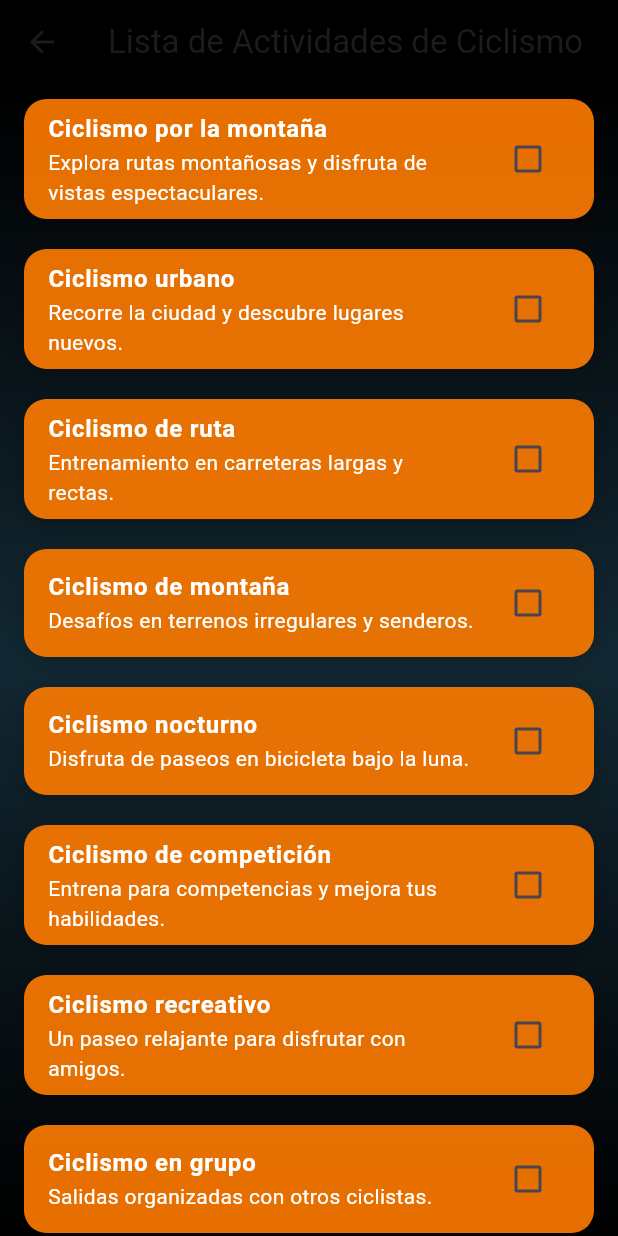
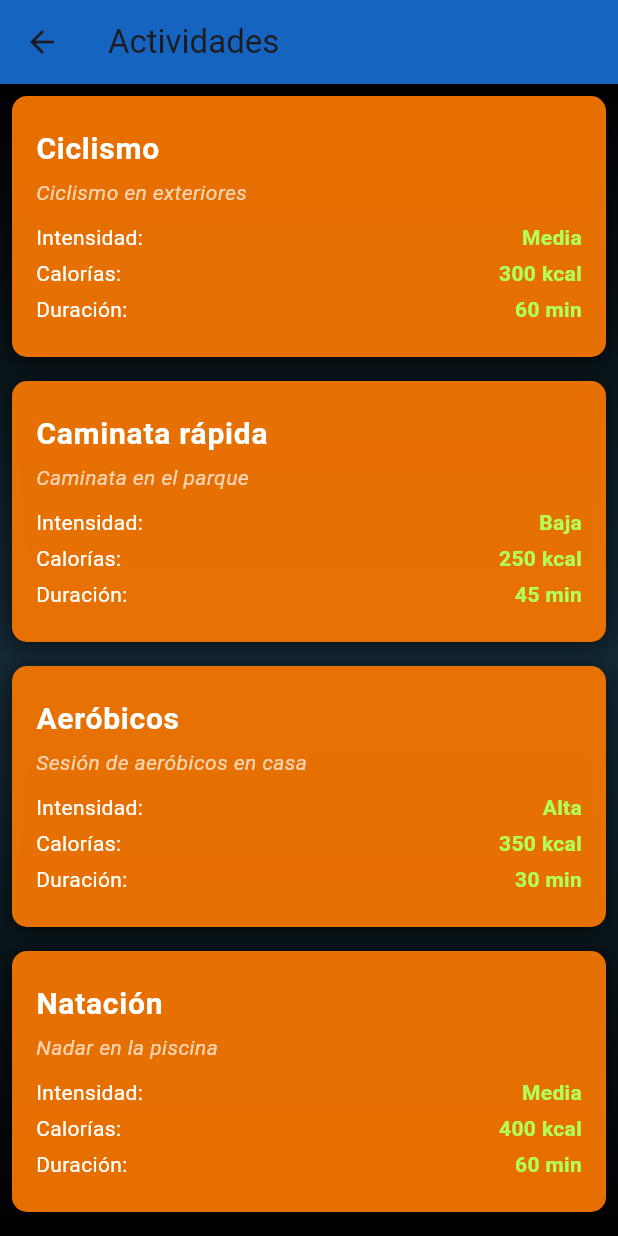
Before and after one commit to BrenRubio/hyperfit, a Flutter app: the PlanPeso screen opened directly, after a tap on "Ciclismo", on a phone screen of 412 x 824 dp. Run offline on Flutter 3.47's test engine with Material 3 defaults, Android fonts, the phone set to English and light mode, and no system bars; our stand-ins replace cloud_firestore, firebase_auth, firebase_core, google_sign_in; accounts and stored records are empty.

Commit message:
estilos subactividades y temporizador

```diff
--- a/lib/paginas/peso_act/ciclismo.dart
+++ b/lib/paginas/peso_act/ciclismo.dart
@@ -1,4 +1,5 @@
 import 'package:flutter/material.dart';
+import 'dart:async';
 
 void main() {
   runApp(MyApp());
@@ -8,206 +9,288 @@ class MyApp extends StatelessWidget {
   @override
   Widget build(BuildContext context) {
     return MaterialApp(
-      home: Ciclismo(),
+      title: 'Fitness App',
+      theme: ThemeData(
+        primarySwatch: Colors.blue,
+      ),
+      home: ActividadesScreen(),
     );
   }
 }
 
-class Ciclismo extends StatefulWidget {
-  @override
-  _CiclismoState createState() => _CiclismoState();
+class Actividad {
+  String nombre;
+  String descripcion;
+  int duracion; // en minutos
+  String intensidad;
+  int calorias; // calorías quemadas
+
+  Actividad(this.nombre, this.descripcion, this.duracion, this.intensidad,
+      this.calorias);
 }
 
-class _CiclismoState extends State<Ciclismo> {
-  // Lista de actividades con títulos y descripciones únicas
-  final List<Activity> activities = [
-    Activity(
-        title: 'Ciclismo por la montaña',
-        description:
-            'Explora rutas montañosas y disfruta de vistas espectaculares.'),
-    Activity(
-        title: 'Ciclismo urbano',
-        description: 'Recorre la ciudad y descubre lugares nuevos.'),
-    Activity(
-        title: 'Ciclismo de ruta',
-        description: 'Entrenamiento en carreteras largas y rectas.'),
-    Activity(
-        title: 'Ciclismo de montaña',
-        description: 'Desafíos en terrenos irregulares y senderos.'),
-    Activity(
-        title: 'Ciclismo nocturno',
-        description: 'Disfruta de paseos en bicicleta bajo la luna.'),
-    Activity(
-        title: 'Ciclismo de competición',
-        description: 'Entrena para competencias y mejora tus habilidades.'),
-    Activity(
-        title: 'Ciclismo recreativo',
-        description: 'Un paseo relajante para disfrutar con amigos.'),
-    Activity(
-        title: 'Ciclismo en grupo',
-        description: 'Salidas organizadas con otros ciclistas.'),
-    Activity(
-        title: 'Ciclismo en familia',
-        description: 'Paseos en bicicleta para toda la familia.'),
-    Activity(
-        title: 'Ciclismo de larga distancia',
-        description: 'Desafía tus límites con rutas largas.'),
-    Activity(
-        title: 'Ciclismo de velocidad',
-        description: 'Mejora tus tiempos en distancias cortas.'),
-    Activity(
-        title: 'Ciclismo en senderos',
-        description: 'Explora caminos naturales y escénicos.'),
-    Activity(
-        title: 'Ciclismo por la costa',
-        description: 'Disfruta de vistas al mar mientras pedaleas.'),
-    Activity(
-        title: 'Ciclismo en el parque',
-        description: 'Relájate y pedalea en un ambiente tranquilo.'),
-    Activity(
-        title: 'Ciclismo con amigos',
-        description: 'Diviértete mientras haces ejercicio en buena compañía.'),
-    Activity(
-        title: 'Ciclismo por la naturaleza',
-        description: 'Conéctate con la naturaleza mientras pedaleas.'),
-    Activity(
-        title: 'Ciclismo en el campo',
-        description: 'Explora caminos rurales y paisajes hermosos.'),
-    Activity(
-        title: 'Ciclismo en caminos de tierra',
-        description: 'Desafía tu habilidad en terrenos de tierra.'),
-    Activity(
-        title: 'Ciclismo de montaña extremo',
-        description: 'Para los aventureros que buscan retos extremos.'),
-    Activity(
-        title: 'Ciclismo para principiantes',
-        description: 'Una introducción suave al ciclismo.'),
-    Activity(
-        title: 'Ciclismo de downhill',
-        description: 'Descenso rápido en colinas y montañas.'),
-    Activity(
-        title: 'Ciclismo en climas fríos',
-        description:
-            'Disfruta del ciclismo en invierno con el equipo adecuado.'),
-    Activity(
-        title: 'Ciclismo con música',
-        description: 'Escucha tu música favorita mientras pedaleas.'),
-    Activity(
-        title: 'Ciclismo por senderos forestales',
-        description: 'Explora la tranquilidad de los bosques.'),
-    Activity(
-        title: 'Ciclismo en carreteras secundarias',
-        description: 'Tranquilidad en rutas menos transitadas.'),
-    Activity(
-        title: 'Ciclismo en ferias locales',
-        description: 'Visita ferias y mercados locales en bicicleta.'),
-    Activity(
-        title: 'Ciclismo por rutas históricas',
-        description: 'Recorre caminos con historia y patrimonio.'),
-    Activity(
-        title: 'Ciclismo a lo largo de ríos',
-        description: 'Disfruta de vistas panorámicas a lo largo de un río.'),
-    Activity(
-        title: 'Ciclismo de entrenamiento en intervalos',
-        description: 'Mejora tu resistencia con entrenamientos de intervalos.'),
-    Activity(
-        title: 'Ciclismo de montaña en verano',
-        description: 'Aprovecha el clima cálido para explorar senderos.'),
-    Activity(
-        title: 'Ciclismo con paradas',
-        description: 'Disfruta de paradas en lugares interesantes.'),
-    Activity(
-        title: 'Ciclismo en eventos benéficos',
-        description: 'Participa en eventos de ciclismo para una causa.'),
-    Activity(
-        title: 'Ciclismo en vacaciones',
-        description: 'Explora nuevos lugares en bicicleta durante tus viajes.'),
-    Activity(
-        title: 'Ciclismo por la noche con luces',
-        description: 'Asegúrate de ser visible mientras pedaleas de noche.'),
-    Activity(
-        title: 'Ciclismo con entrenamiento de fuerza',
-        description: 'Combina ciclismo con ejercicios de fuerza.'),
-    Activity(
-        title: 'Ciclismo de aventura',
-        description: 'Lleva tu bicicleta a nuevas aventuras y desafíos.'),
-    Activity(
-        title: 'Ciclismo en carreteras escénicas',
-        description:
-            'Disfruta de la belleza de la naturaleza mientras pedaleas.'),
+class ActividadesScreen extends StatelessWidget {
+  final List<Actividad> actividades = [
+    Actividad("Ciclismo", "Ciclismo en exteriores", 60, "Media", 300),
+    Actividad("Caminata rápida", "Caminata en el parque", 45, "Baja", 250),
+    Actividad("Aeróbicos", "Sesión de aeróbicos en casa", 30, "Alta", 350),
+    Actividad("Natación", "Nadar en la piscina", 60, "Media", 400),
   ];
 
   @override
   Widget build(BuildContext context) {
     return Scaffold(
       appBar: AppBar(
-        title: Text('Lista de Actividades de Ciclismo'),
-        backgroundColor: Colors.black,
+        title: Text('Actividades'),
+        backgroundColor: Color.fromARGB(255, 21, 101, 192), // Azul vibrante
       ),
       body: Container(
-        decoration: const BoxDecoration(
+        decoration: BoxDecoration(
           gradient: LinearGradient(
-            begin: Alignment.topCenter,
-            end: Alignment.bottomCenter,
             colors: [
               Colors.black,
               Color.fromARGB(255, 18, 40, 51),
               Colors.black,
             ],
+            begin: Alignment.topCenter,
+            end: Alignment.bottomCenter,
           ),
         ),
         child: ListView.builder(
-          itemCount: activities.length,
+          itemCount: actividades.length,
           itemBuilder: (context, index) {
-            return Container(
-              margin: const EdgeInsets.symmetric(vertical: 10, horizontal: 16),
-              decoration: BoxDecoration(
-                color: const Color.fromARGB(255, 255, 123, 0).withOpacity(0.9),
-                borderRadius: BorderRadius.circular(15),
-                boxShadow: [
-                  BoxShadow(
-                    color: Colors.black.withOpacity(0.2),
-                    blurRadius: 10,
-                    offset: const Offset(0, 4),
-                  ),
-                ],
-              ),
-              child: CheckboxListTile(
-                title: Text(
-                  activities[index].title,
-                  style: const TextStyle(
-                      fontWeight: FontWeight.bold, color: Colors.white),
-                ),
-                subtitle: Text(
-                  activities[index].description,
-                  style: const TextStyle(color: Colors.white),
-                ),
-                value: activities[index].isCompleted,
-                activeColor: Colors.green,
-                checkColor: Colors.black,
-                onChanged: (bool? value) {
-                  setState(() {
-                    activities[index].isCompleted = value ?? false;
-                  });
-                },
-              ),
-            );
+            final actividad = actividades[index];
+            return _buildCard(context, actividad);
           },
         ),
       ),
     );
   }
+
+  Widget _buildCard(BuildContext context, Actividad actividad) {
+    return Container(
+      margin:
+          EdgeInsets.all(8), // Reducir margen para hacer la tarjeta más pequeña
+      decoration: BoxDecoration(
+        color: Color.fromARGB(255, 255, 123, 0).withOpacity(0.9),
+        borderRadius: BorderRadius.circular(10),
+        boxShadow: [
+          BoxShadow(
+            color: Colors.black54,
+            offset: Offset(0, 2), // Menos sombra para un diseño más compacto
+            blurRadius: 10,
+          ),
+        ],
+      ),
+      child: ListTile(
+        contentPadding: EdgeInsets.symmetric(
+            vertical: 12, horizontal: 16), // Ajustar padding
+        title: Text(
+          actividad.nombre,
+          style: TextStyle(
+            fontSize: 20, // Tamaño de fuente más pequeño
+            fontWeight: FontWeight.bold,
+            color: Colors.white,
+          ),
+        ),
+        subtitle: Column(
+          crossAxisAlignment: CrossAxisAlignment.start,
+          children: [
+            SizedBox(height: 4),
+            Text(
+              actividad.descripcion,
+              style: TextStyle(
+                fontSize: 14, // Tamaño de fuente más pequeño
+                fontStyle: FontStyle.italic,
+                color: Colors.white70,
+              ),
+            ),
+            SizedBox(height: 8),
+            _buildInfoRow('Intensidad:', actividad.intensidad),
+            _buildInfoRow('Calorías:', '${actividad.calorias} kcal'),
+            _buildInfoRow('Duración:', '${actividad.duracion} min'),
+          ],
+        ),
+        onTap: () => _mostrarConfirmacion(context, actividad),
+      ),
+    );
+  }
+
+  Widget _buildInfoRow(String title, String value) {
+    return Padding(
+      padding: const EdgeInsets.symmetric(vertical: 2),
+      child: Row(
+        mainAxisAlignment: MainAxisAlignment.spaceBetween,
+        children: [
+          Text(
+            title,
+            style: TextStyle(
+              fontSize: 14, // Tamaño de fuente más pequeño
+              color: Colors.white,
+            ),
+          ),
+          Text(
+            value,
+            style: TextStyle(
+              fontSize: 14, // Tamaño de fuente más pequeño
+              color: Colors.lightGreenAccent,
+              fontWeight: FontWeight.bold,
+            ),
+          ),
+        ],
+      ),
+    );
+  }
+
+  void _mostrarConfirmacion(BuildContext context, Actividad actividad) {
+    showDialog(
+      context: context,
+      builder: (context) {
+        return AlertDialog(
+          title: Text('Iniciar Actividad'),
+          content: Text('¿Deseas realizar ${actividad.nombre}?'),
+          actions: [
+            TextButton(
+              onPressed: () {
+                Navigator.of(context).pop();
+                Navigator.of(context).push(
+                  MaterialPageRoute(
+                    builder: (context) =>
+                        TemporizadorScreen(actividad: actividad),
+                  ),
+                );
+              },
+              child: Text('Sí'),
+            ),
+            TextButton(
+              onPressed: () {
+                Navigator.of(context).pop();
+              },
+              child: Text('No'),
+            ),
+          ],
+        );
+      },
+    );
+  }
 }
 
-// Clase para representar una actividad
-class Activity {
-  final String title;
-  final String description;
-  bool isCompleted;
+class TemporizadorScreen extends StatefulWidget {
+  final Actividad actividad;
 
-  Activity({
-    required this.title,
-    required this.description,
-    this.isCompleted = false,
-  });
+  TemporizadorScreen({required this.actividad});
+
+  @override
+  _TemporizadorScreenState createState() => _TemporizadorScreenState();
 }
+
+class _TemporizadorScreenState extends State<TemporizadorScreen> {
+  int segundosRestantes = 0;
+  late Timer _timer;
+  double progreso = 1.0;
+
+  @override
+  void initState() {
+    super.initState();
+    segundosRestantes = widget.actividad.duracion * 60;
+    _iniciarTemporizador();
+  }
+
+  void _iniciarTemporizador() {
+    _timer = Timer.periodic(Duration(seconds: 1), (timer) {
+      if (segundosRestantes > 0) {
+        setState(() {
+          segundosRestantes--;
+          progreso = segundosRestantes / (widget.actividad.duracion * 60);
+        });
+      } else {
+        _timer.cancel();
+        _mostrarActividadCompletada();
+      }
+    });
+  }
+
+  void _mostrarActividadCompletada() {
+    showDialog(
+      context: context,
+      builder: (context) {
+        return AlertDialog(
+          title: Text('Actividad Completada'),
+          content:
+              Text('Has completado la actividad: ${widget.actividad.nombre}'),
+          actions: [
+            TextButton(
+              onPressed: () {
+                Navigator.of(context).pop();
+                Navigator.of(context).pop(); // Volver a la pantalla anterior
+              },
+              child: Text('Aceptar'),
+            ),
+          ],
+        );
+      },
+    );
+  }
+
+  @override
+  void dispose() {
+    _timer.cancel();
+    super.dispose();
+  }
+
+  @override
+  Widget build(BuildContext context) {
+    return Scaffold(
+      appBar: AppBar(
+        title: Text('Temporizador: ${widget.actividad.nombre}'),
+        backgroundColor: Color.fromARGB(255, 21, 101, 192), // Azul vibrante
+      ),
+      body: Container(
+        decoration: BoxDecoration(
+          gradient: LinearGradient(
+            colors: [
+              Colors.black,
+              Color.fromARGB(255, 18, 40, 51),
+              Colors.black,
+            ],
+            begin: Alignment.topCenter,
+            end: Alignment.bottomCenter,
+          ),
+        ),
+        child: Center(
+          child: Column(
+            mainAxisAlignment: MainAxisAlignment.center,
+            children: [
+              Text(
+                'Tiempo restante: ${_formatearTiempo(segundosRestantes)}',
+                style: TextStyle(
+                    fontSize: 28,
+                    color: Colors.orangeAccent), // Color anaranjado
+              ),
+              SizedBox(height: 20),
+              CircularProgressIndicator(
+                value: progreso, // Valor entre 0 y 1
+                strokeWidth: 8,
+                backgroundColor: Colors.grey,
+                valueColor: AlwaysStoppedAnimation<Color>(Colors.green),
+              ),
+              SizedBox(height: 20),
+              Text(
+                'Duración total: ${widget.actividad.duracion} minutos',
+                style: TextStyle(
+                    fontSize: 20,
+                    color: Colors.orangeAccent), // Color anaranjado
+              ),
+            ],
+          ),
+        ),
+      ),
+    );
+  }
+
+  String _formatearTiempo(int segundos) {
+    int minutos = segundos ~/ 60;
+    int segundosRestantes = segundos % 60;
+    return '${minutos.toString().padLeft(2, '0')}:${segundosRestantes.toString().padLeft(2, '0')}';
+  }
+}
--- a/lib/paginas/plan_peso.dart
+++ b/lib/paginas/plan_peso.dart
@@ -10,7 +10,7 @@ class MyApp extends StatelessWidget {
   @override
   Widget build(BuildContext context) {
     return MaterialApp(
-      title: 'Plan - Perder peso',
+      title: 'Plan - Resistencia',
       home: PlanPeso(),
     );
   }
@@ -56,7 +56,8 @@ class PlanPeso extends StatelessWidget {
                   onTap: () {
                     Navigator.push(
                       context,
-                      MaterialPageRoute(builder: (context) => Ciclismo()),
+                      MaterialPageRoute(
+                          builder: (context) => ActividadesScreen()),
                     );
                   },
                 ),
@@ -75,7 +76,7 @@ class PlanPeso extends StatelessWidget {
                 const SizedBox(height: 8),
                 ActivityItem(
                   imageUrl: 'assets/aerobics.jpg',
-                  buttonText: 'Aeróbicos',
+                  buttonText: 'Aeróbics',
                   onTap: () {
                     Navigator.push(
                       context,
```
